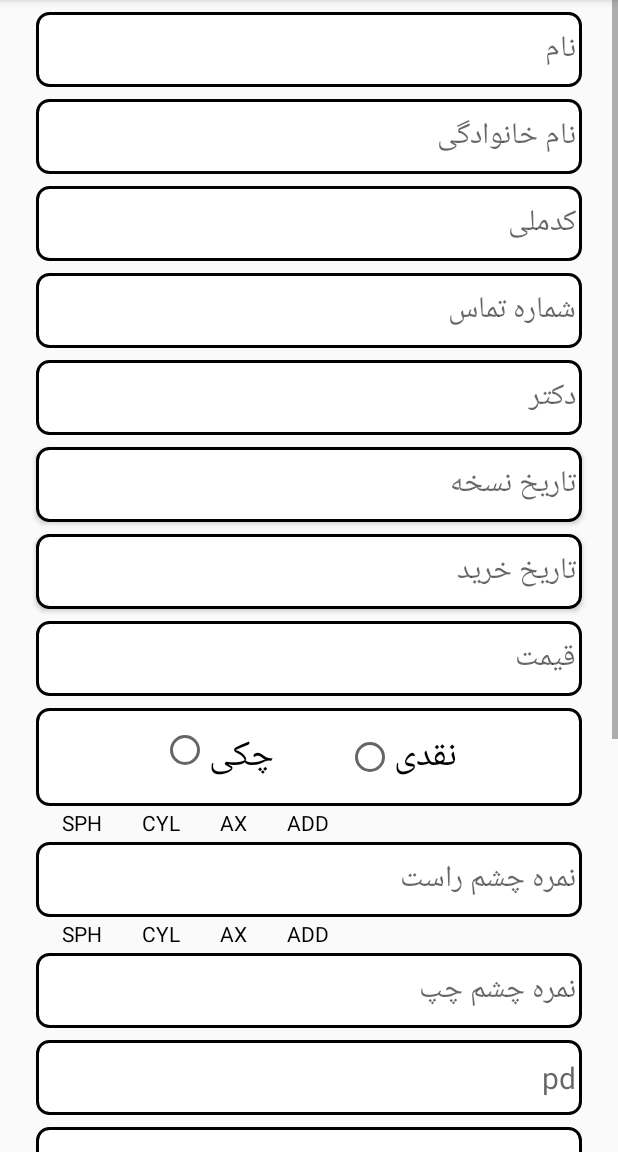
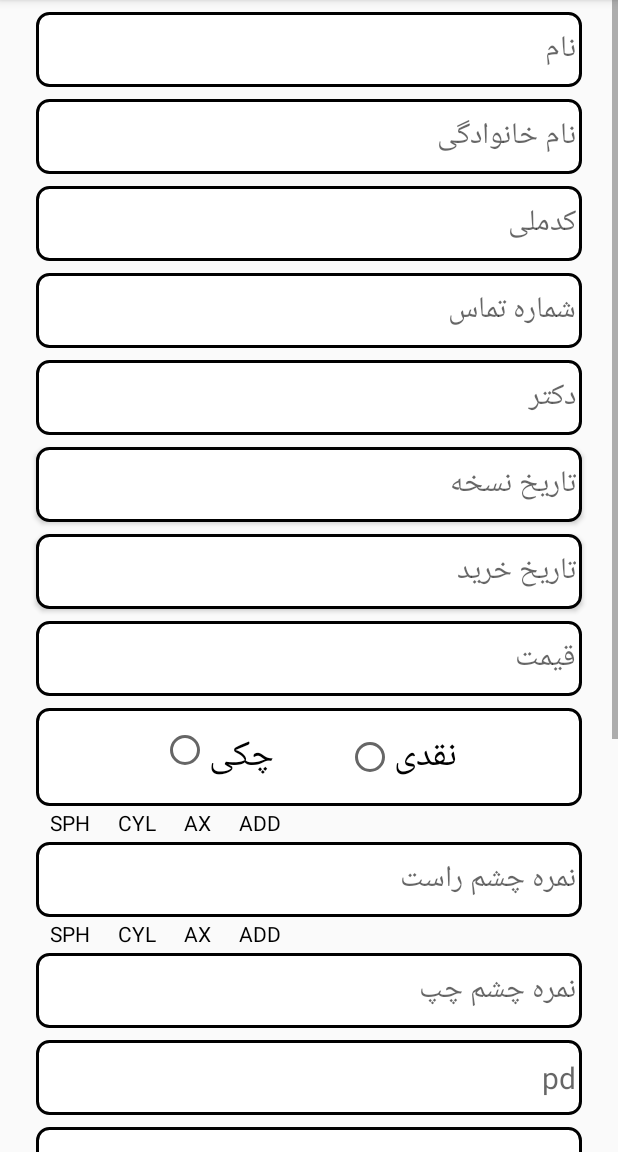
Before and after one commit to mhd2002/eye, an Android app built with Jetpack Compose: the AddUserActivity screen opened directly, with no data from a screen before it, on a phone screen of 412 x 824 dp, the part 84-1236 px from its top. Run offline under Robolectric (Android 15) with nearby library versions, the phone set to English and light mode, and no system bars; libraries missing offline, so code that uses them is left out: ir.hamsaa.persiandatepicker.

Commit message:
some bug fixed according to customer

```diff
--- a/app/src/main/res/layout/activity_add_user_ativity.xml
+++ b/app/src/main/res/layout/activity_add_user_ativity.xml
@@ -240,7 +240,7 @@
                 android:id="@+id/textView"
                 android:layout_width="wrap_content"
                 android:layout_height="wrap_content"
-                android:layout_marginStart="16dp"
+                android:layout_marginStart="8dp"
                 android:layout_marginBottom="2dp"
                 android:padding="1dp"
                 android:text="SPH"
@@ -253,7 +253,7 @@
                 android:id="@+id/textView2"
                 android:layout_width="wrap_content"
                 android:layout_height="wrap_content"
-                android:layout_marginStart="24dp"
+                android:layout_marginStart="16dp"
                 android:layout_marginBottom="2dp"
                 android:padding="1dp"
                 android:text="CYL"
@@ -266,7 +266,7 @@
                 android:id="@+id/textView3"
                 android:layout_width="wrap_content"
                 android:layout_height="wrap_content"
-                android:layout_marginStart="24dp"
+                android:layout_marginStart="16dp"
                 android:layout_marginBottom="2dp"
                 android:padding="1dp"
                 android:text="AX"
@@ -278,7 +278,7 @@
             <TextView
                 android:layout_width="wrap_content"
                 android:layout_height="wrap_content"
-                android:layout_marginStart="24dp"
+                android:layout_marginStart="16dp"
                 android:layout_marginBottom="2dp"
                 android:padding="1dp"
                 android:text="ADD"
@@ -288,12 +288,11 @@
                 tools:ignore="MissingConstraints" />
 
 
-
             <TextView
 
                 android:layout_width="wrap_content"
                 android:layout_height="wrap_content"
-                android:layout_marginStart="16dp"
+                android:layout_marginStart="8dp"
                 android:layout_marginBottom="2dp"
                 android:padding="1dp"
                 android:text="SPH"
@@ -306,7 +305,7 @@
 
                 android:layout_width="wrap_content"
                 android:layout_height="wrap_content"
-                android:layout_marginStart="24dp"
+                android:layout_marginStart="16dp"
                 android:layout_marginBottom="2dp"
                 android:padding="1dp"
                 android:text="CYL"
@@ -319,7 +318,7 @@
 
                 android:layout_width="wrap_content"
                 android:layout_height="wrap_content"
-                android:layout_marginStart="24dp"
+                android:layout_marginStart="16dp"
                 android:layout_marginBottom="2dp"
                 android:padding="1dp"
                 android:text="AX"
@@ -331,7 +330,7 @@
             <TextView
                 android:layout_width="wrap_content"
                 android:layout_height="wrap_content"
-                android:layout_marginStart="24dp"
+                android:layout_marginStart="16dp"
                 android:layout_marginBottom="2dp"
                 android:padding="1dp"
                 android:text="ADD"
```
